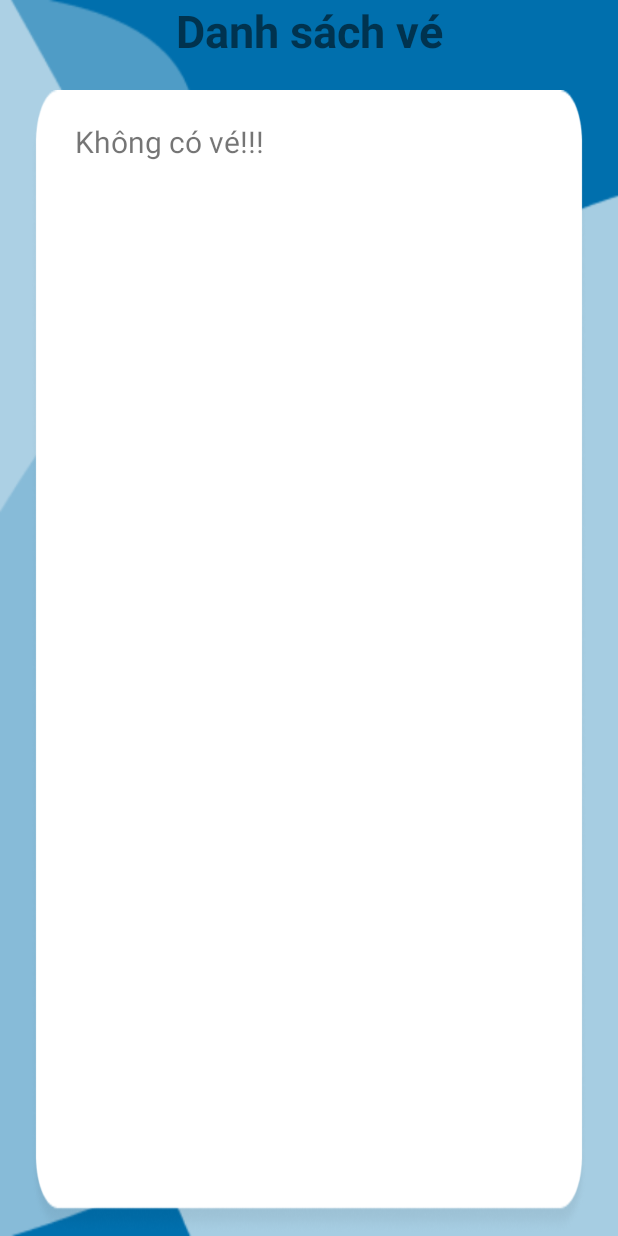
After one commit to ndkhoa200400/TixTox, an Android app: the DanhSachVe screen opened directly, with no data from a screen before it, on a phone screen of 412 x 824 dp. The commit adds this screen. Run offline under Robolectric (Android 15) with nearby library versions, the phone set to English and light mode, and no system bars; our stand-ins replace Firebase (no records; nobody signed in at launch, a user with empty details on screens opened directly).

Commit message:
Hủy Vé, List Đã Mua, ....

```diff
--- /dev/null
+++ b/app/src/main/java/com/example/tixtox/DatVe/AdapterVeXemPhim.java
@@ -0,0 +1,60 @@
+package com.example.tixtox.DatVe;
+
+import android.content.Context;
+import android.view.LayoutInflater;
+import android.view.View;
+import android.view.ViewGroup;
+import android.widget.BaseAdapter;
+import android.widget.TextView;
+
+import com.example.tixtox.R;
+
+import java.util.List;
+
+public class AdapterVeXemPhim extends BaseAdapter {
+    private Context context;
+    private int layout;
+    private List<VeXemPhim>  arraylist;
+
+
+    public AdapterVeXemPhim(Context context, int layout, List<VeXemPhim> arraylist) {
+        this.context = context;
+        this.layout = layout;
+        this.arraylist = arraylist;
+    }
+
+
+
+    @Override
+    public int getCount() {
+        return arraylist.size();
+    }
+
+    @Override
+    public Object getItem(int position) {
+        return null;
+    }
+
+    @Override
+    public long getItemId(int position) {
+        return 0;
+    }
+
+    @Override
+    public View getView(int position, View convertView, ViewGroup parent) {
+
+        LayoutInflater inflater = (LayoutInflater) context.getSystemService(Context.LAYOUT_INFLATER_SERVICE);
+        convertView = inflater.inflate(layout,null);
+        VeXemPhim ve =  arraylist.get(position);
+        TextView txtTenPhim = (TextView) convertView.findViewById(R.id.txtTenPhim_Ve);
+        TextView txtNgayThanhToan = (TextView) convertView.findViewById(R.id.txtNgayThanhToan_Ve);
+        TextView txtTenRap = (TextView) convertView.findViewById(R.id.txtRap_ve);
+        TextView txtTrangThai = (TextView) convertView.findViewById(R.id.txtTrangThai_Ve);
+
+        txtTenPhim.setText(ve.getPhim());
+        txtTenRap.setText(ve.getRapphim());
+        txtNgayThanhToan.setText(ve.ThoiGian);
+        txtTrangThai.setText(ve.getTrangThai());
+        return convertView;
+    }
+}
--- /dev/null
+++ b/app/src/main/java/com/example/tixtox/DatVe/DanhSachVe.java
@@ -0,0 +1,114 @@
+package com.example.tixtox.DatVe;
+
+import androidx.annotation.NonNull;
+import androidx.annotation.Nullable;
+import androidx.appcompat.app.AppCompatActivity;
+
+import android.content.Intent;
+import android.os.Bundle;
+import android.view.View;
+import android.widget.AdapterView;
+import android.widget.ListView;
+import android.widget.TextView;
+import android.widget.Toast;
+
+import com.example.tixtox.Model.ModelRap;
+import com.example.tixtox.R;
+import com.google.firebase.auth.FirebaseAuth;
+import com.google.firebase.database.ChildEventListener;
+import com.google.firebase.database.DataSnapshot;
+import com.google.firebase.database.DatabaseError;
+import com.google.firebase.database.DatabaseReference;
+import com.google.firebase.database.FirebaseDatabase;
+import com.google.firebase.database.ValueEventListener;
+
+import java.io.IOException;
+import java.util.ArrayList;
+import java.util.LinkedList;
+import java.util.List;
+
+public class DanhSachVe extends AppCompatActivity {
+    ListView listview;
+    TextView txtKhongCoVe;
+    DatabaseReference dtb;
+    ArrayList<VeXemPhim> arrayList;
+    AdapterVeXemPhim adapter;
+    String Matk;
+    @Override
+    protected void onCreate(Bundle savedInstanceState) {
+        super.onCreate(savedInstanceState);
+        setContentView(R.layout.activity_danh_sach_ve);
+
+
+        dtb = FirebaseDatabase.getInstance().getReference();
+        Intent intent = new Intent();
+        Matk = intent.getStringExtra("MaTK");
+        listview = (ListView) findViewById(R.id.ListViewVe);
+        txtKhongCoVe = (TextView) findViewById(R.id.txtKVe_Ve);
+        adapter = new AdapterVeXemPhim(DanhSachVe.this,R.layout.layout_listve,arrayList);
+        arrayList = new ArrayList<>();
+
+
+        new Thread(){
+            @Override
+            public void run() {
+                dtb.child("VeXemPhim").addChildEventListener(new ChildEventListener() {
+                    @Override
+                    public void onChildAdded(@NonNull DataSnapshot snapshot, @Nullable String previousChildName) {
+                        VeXemPhim ve = snapshot.getValue(VeXemPhim.class);
+                        if(ve.id.equals(FirebaseAuth.getInstance()
+                                .getCurrentUser().getUid())) {
+                            arrayList.add(ve);
+                            txtKhongCoVe.setText("");
+                            adapter = new AdapterVeXemPhim(DanhSachVe.this, R.layout.layout_listve, arrayList);
+                            listview.setAdapter(adapter);
+                        }
+                        else
+                        {
+
+                        }
+
+                        Toast.makeText(getApplicationContext(),"af" +  ve.getGhe(), Toast.LENGTH_SHORT).show();
+                    }
+
+                    @Override
+                    public void onChildChanged(@NonNull DataSnapshot snapshot, @Nullable String previousChildName) {
+
+                    }
+
+                    @Override
+                    public void onChildRemoved(@NonNull DataSnapshot snapshot) {
+
+                    }
+
+                    @Override
+                    public void onChildMoved(@NonNull DataSnapshot snapshot, @Nullable String previousChildName) {
+
+                    }
+
+                    @Override
+                    public void onCancelled(@NonNull DatabaseError error) {
+
+                    }
+                });
+            }
+        }.start();
+
+
+
+
+        listview.setOnItemClickListener(new AdapterView.OnItemClickListener() {
+            @Override
+            public void onItemClick(AdapterView<?> parent, View view, int position, long id) {
+                Intent intent = new Intent(DanhSachVe.this, activity_checkout.class);
+                intent.putExtra("Key", arrayList.get(position).getMaVe());
+                startActivity(intent);
+            }
+        });
+
+
+
+
+    }
+
+}
--- a/app/src/main/java/com/example/tixtox/DatVe/activity_bill.java
+++ b/app/src/main/java/com/example/tixtox/DatVe/activity_bill.java
@@ -5,6 +5,7 @@ import androidx.appcompat.app.AppCompatActivity;
 
 import android.content.Intent;
 import android.os.Bundle;
+import android.text.format.DateFormat;
 import android.view.View;
 import android.widget.Button;
 import android.widget.TextView;
@@ -20,7 +21,7 @@ import com.google.firebase.database.ValueEventListener;
 import org.w3c.dom.Text;
 
 public class activity_bill extends AppCompatActivity {
-    TextView txtTaiKhoan,txtMagd,txtGiaghedon,txtGiaghedoi,txtSoghedon,txtSogheDoi,txtTongTien;
+    TextView txtTaiKhoan,txtMagd,txtGiaghedon,txtGiaghedoi,txtSoghedon,txtSogheDoi,txtTongTien,txtNgayGD;
     Button btnVeXemPhim, btnManHinhChinh;
     DatabaseReference dtb;
     @Override
@@ -28,6 +29,7 @@ public class activity_bill extends AppCompatActivity {
         super.onCreate(savedInstanceState);
         setContentView(R.layout.activity_bill);
         dtb = FirebaseDatabase.getInstance().getReference();
+        txtNgayGD = (TextView) findViewById(R.id.txtThoiGianThanhToan_bill);
         txtGiaghedoi=(TextView) findViewById(R.id.txtGiagheDoi_bill);
         txtGiaghedon=(TextView) findViewById(R.id.txtGiaGheDon_bill);
         txtTaiKhoan = (TextView) findViewById(R.id.txtTaiKhoan_bill);
@@ -75,6 +77,8 @@ public class activity_bill extends AppCompatActivity {
                 txtTaiKhoan.setText(bill.getID_Account());
                 txtGiaghedoi.setText((new Integer(soghedoi*140000).toString()));
                 txtGiaghedon.setText((new Integer(soghedon*70000).toString()));
+                txtNgayGD.setText(DateFormat.format("dd-MM-yyyy (HH:mm:ss)",
+                        bill.getTime()));
 
             }
 
--- /dev/null
+++ b/app/src/main/res/layout/activity_danh_sach_ve.xml
@@ -0,0 +1,49 @@
+<?xml version="1.0" encoding="utf-8"?>
+<androidx.constraintlayout.widget.ConstraintLayout xmlns:android="http://schemas.android.com/apk/res/android"
+    xmlns:app="http://schemas.android.com/apk/res-auto"
+    xmlns:tools="http://schemas.android.com/tools"
+    android:id="@+id/txtKhongCoVe_Ve"
+    android:layout_width="match_parent"
+    android:layout_height="match_parent"
+    android:background="@drawable/bg_home"
+    tools:context=".DatVe.DanhSachVe">
+
+    <TextView
+        android:id="@+id/textView40"
+        android:layout_width="wrap_content"
+        android:layout_height="wrap_content"
+
+        android:gravity="center"
+        android:text="Danh sách vé"
+        android:textSize="30dp"
+        android:textStyle="bold"
+        app:layout_constraintEnd_toEndOf="parent"
+        app:layout_constraintStart_toStartOf="parent"
+        app:layout_constraintTop_toTopOf="parent" />
+
+    <ListView
+        android:id="@+id/ListViewVe"
+        android:layout_width="match_parent"
+        android:layout_height="match_parent"
+        android:layout_marginHorizontal="20dp"
+        android:layout_marginTop="60dp"
+
+        android:background="@drawable/background_muave"
+        app:layout_constraintEnd_toEndOf="parent"
+        app:layout_constraintStart_toStartOf="parent"
+        app:layout_constraintTop_toBottomOf="@+id/textView40">
+
+    </ListView>
+
+    <TextView
+        android:id="@+id/txtKVe_Ve"
+        android:layout_width="wrap_content"
+        android:layout_height="wrap_content"
+        android:layout_marginStart="50dp"
+        android:layout_marginTop="40dp"
+        android:textSize="20dp"
+        android:text="Không có vé!!!"
+        app:layout_constraintStart_toStartOf="parent"
+        app:layout_constraintTop_toBottomOf="@+id/textView40" />
+
+</androidx.constraintlayout.widget.ConstraintLayout>
```
Also changed, not shown: app/src/main/AndroidManifest.xml (+6 -10 lines), app/src/main/java/com/example/tixtox/AccountFragment/TaiKhoanFragment.java (+12 -2 lines), app/src/main/java/com/example/tixtox/DatVe/HoaDon.java (+9 -2 lines), app/src/main/java/com/example/tixtox/DatVe/MuaVeActivity.java (+27 -6 lines), app/src/main/java/com/example/tixtox/DatVe/SuatChieu.java (+58 -3 lines), app/src/main/java/com/example/tixtox/DatVe/VeXemPhim.java (+30 -1 lines), app/src/main/java/com/example/tixtox/DatVe/activity_checkout.java (+17 -1 lines), app/src/main/res/layout/activity_bill.xml (+24 -3 lines), app/src/main/res/layout/layout_listve.xml (added, +61 -0 lines).
